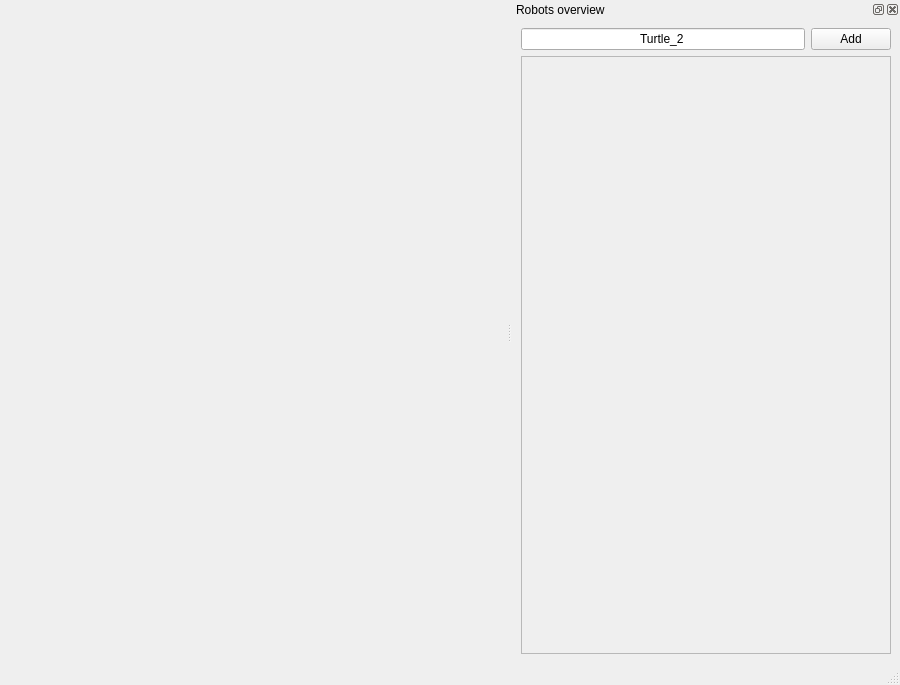
Old version of the form rlb_viz/UIs/Main_v0.0.1.ui in the repository vguillet/rlb_viz.
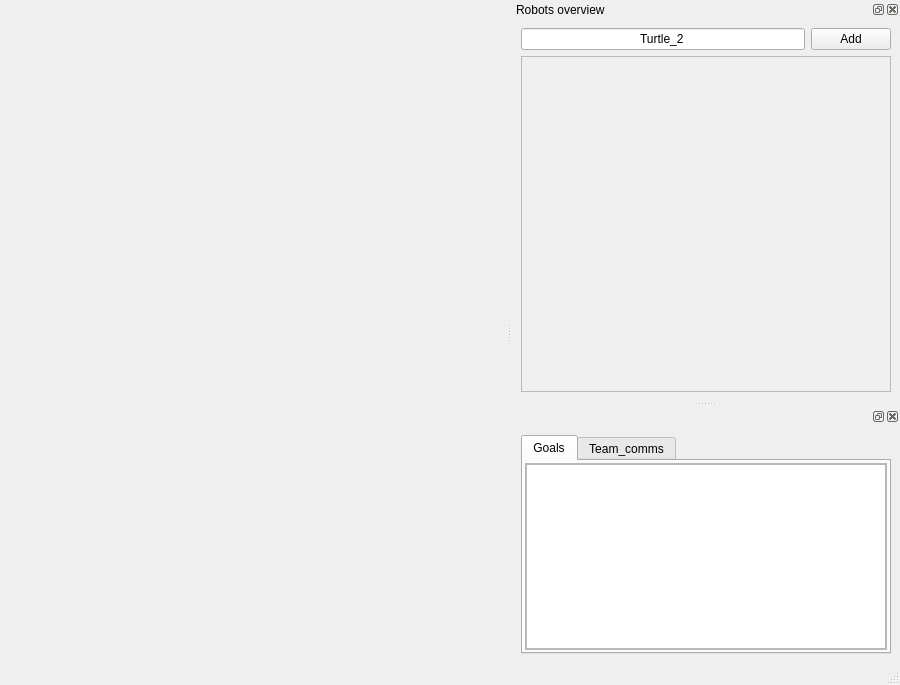
New version of the form.

Commit message: added side vision cones

Patch:
```diff
--- a/rlb_viz/UIs/Main_v0.0.1.ui
+++ b/rlb_viz/UIs/Main_v0.0.1.ui
@@ -99,7 +99,7 @@
           <x>0</x>
           <y>0</y>
           <width>368</width>
-          <height>569</height>
+          <height>350</height>
          </rect>
         </property>
         <layout class="QVBoxLayout" name="verticalLayout_2">
@@ -126,6 +126,128 @@
     </layout>
    </widget>
   </widget>
+  <widget class="QDockWidget" name="RLB_msgs">
+   <attribute name="dockWidgetArea">
+    <number>2</number>
+   </attribute>
+   <widget class="QWidget" name="dockWidgetContents">
+    <layout class="QVBoxLayout" name="verticalLayout_4">
+     <item>
+      <widget class="QTabWidget" name="asd">
+       <property name="currentIndex">
+        <number>0</number>
+       </property>
+       <widget class="QWidget" name="tab">
+        <attribute name="title">
+         <string>Goals</string>
+        </attribute>
+        <layout class="QVBoxLayout" name="verticalLayout_5">
+         <property name="leftMargin">
+          <number>2</number>
+         </property>
+         <property name="topMargin">
+          <number>2</number>
+         </property>
+         <property name="rightMargin">
+          <number>2</number>
+         </property>
+         <property name="bottomMargin">
+          <number>2</number>
+         </property>
+         <item>
+          <widget class="QScrollArea" name="scrollArea">
+           <property name="widgetResizable">
+            <bool>true</bool>
+           </property>
+           <widget class="QWidget" name="scrollAreaWidgetContents">
+            <property name="geometry">
+             <rect>
+              <x>0</x>
+              <y>0</y>
+              <width>360</width>
+              <height>139</height>
+             </rect>
+            </property>
+            <layout class="QVBoxLayout" name="verticalLayout_7">
+             <property name="leftMargin">
+              <number>0</number>
+             </property>
+             <property name="topMargin">
+              <number>0</number>
+             </property>
+             <property name="rightMargin">
+              <number>0</number>
+             </property>
+             <property name="bottomMargin">
+              <number>0</number>
+             </property>
+             <item>
+              <widget class="QPlainTextEdit" name="goals_msgs"/>
+             </item>
+            </layout>
+           </widget>
+          </widget>
+         </item>
+        </layout>
+       </widget>
+       <widget class="QWidget" name="tab_2">
+        <attribute name="title">
+         <string>Team_comms</string>
+        </attribute>
+        <layout class="QVBoxLayout" name="verticalLayout_6">
+         <property name="leftMargin">
+          <number>2</number>
+         </property>
+         <property name="topMargin">
+          <number>2</number>
+         </property>
+         <property name="rightMargin">
+          <number>2</number>
+         </property>
+         <property name="bottomMargin">
+          <number>2</number>
+         </property>
+         <item>
+          <widget class="QScrollArea" name="scrollArea_3">
+           <property name="widgetResizable">
+            <bool>true</bool>
+           </property>
+           <widget class="QWidget" name="scrollAreaWidgetContents_3">
+            <property name="geometry">
+             <rect>
+              <x>0</x>
+              <y>0</y>
+              <width>360</width>
+              <height>139</height>
+             </rect>
+            </property>
+            <layout class="QVBoxLayout" name="verticalLayout_8">
+             <property name="leftMargin">
+              <number>0</number>
+             </property>
+             <property name="topMargin">
+              <number>0</number>
+             </property>
+             <property name="rightMargin">
+              <number>0</number>
+             </property>
+             <property name="bottomMargin">
+              <number>0</number>
+             </property>
+             <item>
+              <widget class="QPlainTextEdit" name="team_comms_msgs"/>
+             </item>
+            </layout>
+           </widget>
+          </widget>
+         </item>
+        </layout>
+       </widget>
+      </widget>
+     </item>
+    </layout>
+   </widget>
+  </widget>
  </widget>
  <resources/>
  <connections/>
```
The commit also changes 2 other files.
